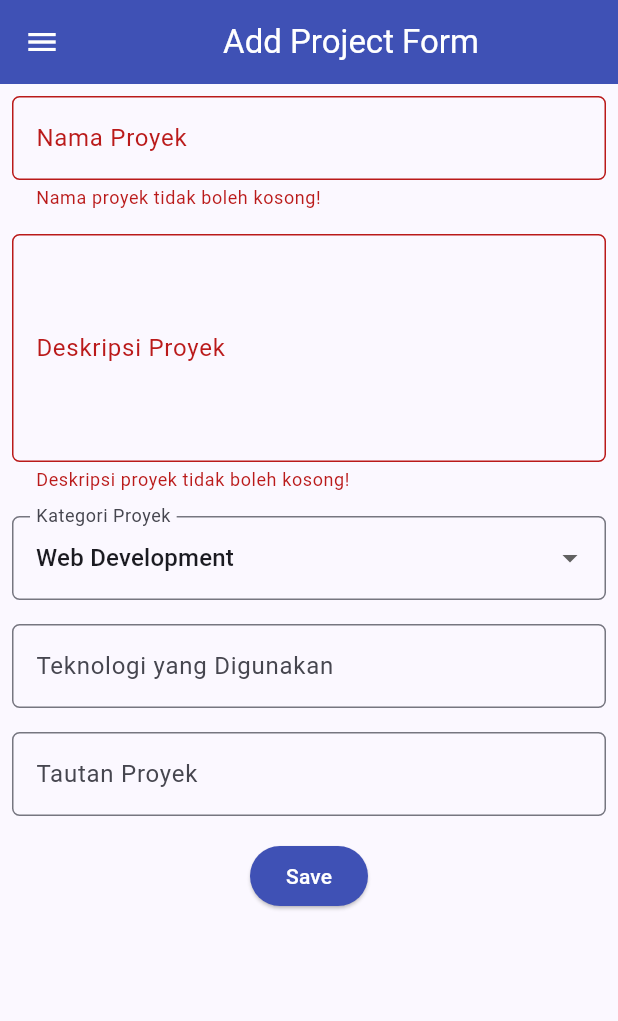
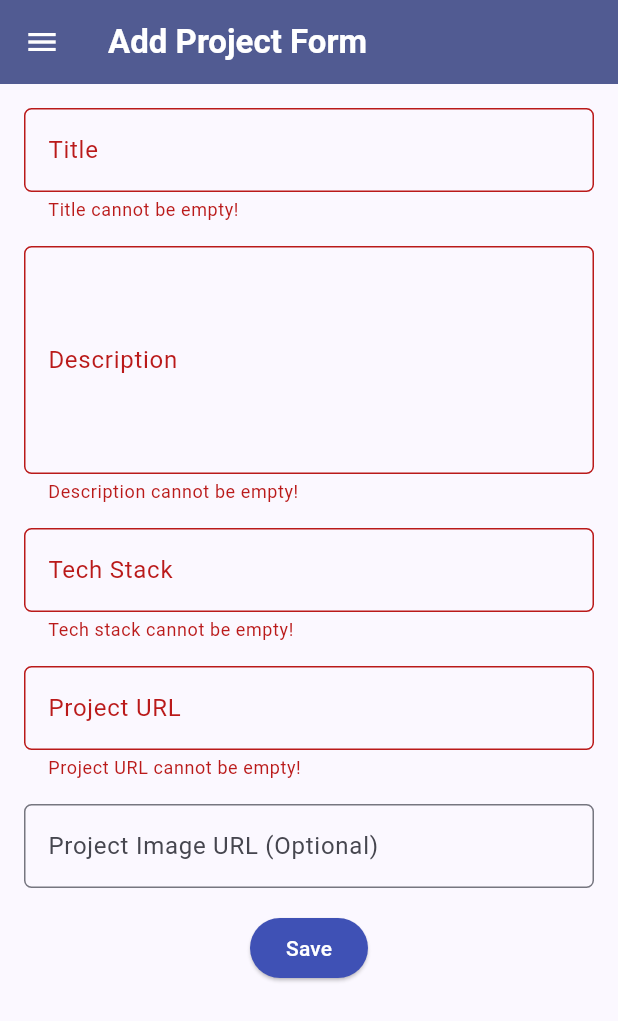
Before and after one commit to rebeccania/myportofolio_mobile, a Flutter app: the ProjectFormPage screen opened directly, after a tap on "Save", on a phone screen of 412 x 824 dp. Shown: the top 1021 px of the screen. Run offline on Flutter 3.47's test engine with Material 3 defaults, Android fonts, the phone set to English and light mode, and no system bars; our stand-ins replace material_ui; generated files the repository leaves out were written again.

Commit message:
feat: hubungkan autentikasi ke drawer, kartu aksi, form proyek, dan MultiProvider

```diff
--- a/lib/main.dart
+++ b/lib/main.dart
@@ -1,16 +1,25 @@
 import 'package:material_ui/material_ui.dart';
 import 'package:myportofolio_mobile/screens/menu.dart';
+import 'package:myportofolio_mobile/services/api_client.dart';
+import 'package:myportofolio_mobile/services/auth_state.dart';
+import 'package:provider/provider.dart';
 
 void main() {
-  runApp(const MyApp());
+  runApp(MyApp(apiClient: ApiClient()));
 }
 
 class MyApp extends StatelessWidget {
-  const MyApp({super.key});
+  const MyApp({required this.apiClient, super.key});
 
+  final ApiClient apiClient;
   @override
   Widget build(BuildContext context) {
-    return MaterialApp(
+    return MultiProvider(
+      providers: [
+        Provider.value(value: apiClient),
+        ChangeNotifierProvider(create: (_) => AuthState(apiClient)),
+      ],
+      child: MaterialApp(
         title: 'MyPortfolio',
         theme: ThemeData(
           colorScheme: ColorScheme.fromSeed(
@@ -20,6 +29,7 @@ class MyApp extends StatelessWidget {
           useMaterial3: true,
         ),
         home: MyHomePage(),
+      ),
     );
   }
 }
--- a/lib/screens/project_form.dart
+++ b/lib/screens/project_form.dart
@@ -1,5 +1,10 @@
 import 'package:material_ui/material_ui.dart';
+import 'package:myportofolio_mobile/models/project.dart';
+import 'package:myportofolio_mobile/services/api_client.dart';
+import 'package:myportofolio_mobile/services/auth_state.dart';
+import 'package:myportofolio_mobile/widgets/auth_guard.dart';
 import 'package:myportofolio_mobile/widgets/left_drawer.dart';
+import 'package:provider/provider.dart';
 
 class ProjectFormPage extends StatefulWidget {
   const ProjectFormPage({super.key});
@@ -11,166 +16,72 @@ class ProjectFormPage extends StatefulWidget {
 class _ProjectFormPageState extends State<ProjectFormPage> {
   final _formKey = GlobalKey<FormState>();
 
-  String _projectName = "";
-  String _description = "";
-  String _category = "Web Development"; // default
-  String _technologies = "";
-  String _projectLink = "";
+  String _title = '';
+  String _description = '';
+  String _techStack = '';
+  String _projectUrl = '';
+  String _projectImageUrl = '';
+  bool _isSubmitting = false;
 
-  final List<String> _categories = [
-    'Web Development',
-    'Mobile Development',
-    'Machine Learning',
-    'Data Science',
-    'Other',
-  ];
+  bool _isValidUrl(String value) {
+    final uri = Uri.tryParse(value);
+    return uri != null &&
+        (uri.scheme == 'http' || uri.scheme == 'https') &&
+        uri.host.isNotEmpty;
+  }
 
-  @override
-  Widget build(BuildContext context) {
-    return Scaffold(
-      appBar: AppBar(
-        title: const Center(
-          child: Text(
-            'Add Project Form',
-          ),
-        ),
-        backgroundColor: Colors.indigo,
-        foregroundColor: Colors.white,
-      ),
-      drawer: const LeftDrawer(),
-      body: Form(
-        key: _formKey,
-        child: SingleChildScrollView(
-          child: Column(
-            crossAxisAlignment: CrossAxisAlignment.start,
-            children: [
-              // === Project Name ===
-              Padding(
+  Widget _buildField({
+    required String label,
+    required String hint,
+    required ValueChanged<String> onChanged,
+    required String? Function(String?) validator,
+    int maxLines = 1,
+  }) {
+    return Padding(
       padding: const EdgeInsets.all(8.0),
       child: TextFormField(
+        maxLines: maxLines,
         decoration: InputDecoration(
-                    hintText: "Nama Proyek",
-                    labelText: "Nama Proyek",
-                    border: OutlineInputBorder(
-                      borderRadius: BorderRadius.circular(5.0),
+          hintText: hint,
+          labelText: label,
+          border: OutlineInputBorder(borderRadius: BorderRadius.circular(5.0)),
         ),
+        onChanged: onChanged,
+        validator: validator,
       ),
-                  onChanged: (String? value) {
+    );
+  }
+
+  Future<void> _submit() async {
+    if (!_formKey.currentState!.validate()) return;
+
+    final authState = context.read<AuthState>();
+    final apiClient = context.read<ApiClient>();
+    final messenger = ScaffoldMessenger.of(context);
+
+    final loggedIn = await ensureLoggedIn(context);
+    if (!loggedIn || !mounted) return;
+
     setState(() {
-                      _projectName = value!;
+      _isSubmitting = true;
     });
-                  },
-                  validator: (String? value) {
-                    if (value == null || value.trim().isEmpty) {
-                      return "Nama proyek tidak boleh kosong!";
-                    }
-                    return null;
-                  },
-                ),
-              ),
 
-              // === Description ===
-              Padding(
-                padding: const EdgeInsets.all(8.0),
-                child: TextFormField(
-                  maxLines: 5,
-                  decoration: InputDecoration(
-                    hintText: "Deskripsi Proyek",
-                    labelText: "Deskripsi Proyek",
-                    border: OutlineInputBorder(
-                      borderRadius: BorderRadius.circular(5.0),
-                    ),
-                  ),
-                  onChanged: (String? value) {
-                    setState(() {
-                      _description = value!;
-                    });
-                  },
-                  validator: (String? value) {
-                    if (value == null || value.trim().isEmpty) {
-                      return "Deskripsi proyek tidak boleh kosong!";
-                    }
-                    return null;
-                  },
-                ),
-              ),
+    final newProject = Project(
+      title: _title.trim(),
+      description: _description.trim(),
+      techStack: _techStack.trim(),
+      projectUrl: _projectUrl.trim(),
+      projectImageUrl: _projectImageUrl.trim(),
+    );
 
-              // === Category ===
-              Padding(
-                padding: const EdgeInsets.all(8.0),
-                child: DropdownButtonFormField<String>(
-                  decoration: InputDecoration(
-                    labelText: "Kategori Proyek",
-                    border: OutlineInputBorder(
-                      borderRadius: BorderRadius.circular(5.0),
-                    ),
-                  ),
-                  initialValue: _category,
-                  items: _categories
-                      .map((category) => DropdownMenuItem(
-                            value: category,
-                            child: Text(category),
-                          ))
-                      .toList(),
-                  onChanged: (String? newValue) {
-                    setState(() {
-                      _category = newValue!;
-                    });
-                  },
-                ),
-              ),
+    try {
+      final created = await apiClient.createProject(
+        newProject,
+        token: authState.token!,
+      );
+      if (!mounted) return;
 
-              // === Technologies ===
-              Padding(
-                padding: const EdgeInsets.all(8.0),
-                child: TextFormField(
-                  decoration: InputDecoration(
-                    hintText: "Contoh: Flutter, Django, Figma",
-                    labelText: "Teknologi yang Digunakan",
-                    border: OutlineInputBorder(
-                      borderRadius: BorderRadius.circular(5.0),
-                    ),
-                  ),
-                  onChanged: (String? value) {
-                    setState(() {
-                      _technologies = value!;
-                    });
-                  },
-                ),
-              ),
-
-              // === Project Link ===
-              Padding(
-                padding: const EdgeInsets.all(8.0),
-                child: TextFormField(
-                  decoration: InputDecoration(
-                    hintText: "URL Proyek (opsional)",
-                    labelText: "Tautan Proyek",
-                    border: OutlineInputBorder(
-                      borderRadius: BorderRadius.circular(5.0),
-                    ),
-                  ),
-                  onChanged: (String? value) {
-                    setState(() {
-                      _projectLink = value!;
-                    });
-                  },
-                ),
-              ),
-
-              // === Tombol Simpan ===
-              Align(
-                alignment: Alignment.bottomCenter,
-                child: Padding(
-                  padding: const EdgeInsets.all(8.0),
-                  child: ElevatedButton(
-                    style: ButtonStyle(
-                      backgroundColor:
-                          WidgetStateProperty.all(Colors.indigo),
-                    ),
-                    onPressed: () {
-                      if (_formKey.currentState!.validate()) {
-                        showDialog(
+      await showDialog<void>(
         context: context,
         builder: (context) {
           return AlertDialog(
@@ -179,32 +90,153 @@ class _ProjectFormPageState extends State<ProjectFormPage> {
               child: Column(
                 crossAxisAlignment: CrossAxisAlignment.start,
                 children: [
-                                    Text('Nama Proyek: $_projectName'),
-                                    Text('Deskripsi: $_description'),
-                                    Text('Kategori: $_category'),
-                                    Text('Teknologi: $_technologies'),
-                                    Text('Tautan: $_projectLink'),
+                  Text('Title: ${created.title}'),
+                  Text('Description: ${created.description}'),
+                  Text('Tech Stack: ${created.techStack}'),
+                  Text('Project URL: ${created.projectUrl}'),
+                  Text(
+                    'Image URL: ${created.projectImageUrl.isEmpty ? "-" : created.projectImageUrl}',
+                  ),
                 ],
               ),
             ),
             actions: [
               TextButton(
                 child: const Text('OK'),
-                                  onPressed: () {
-                                    Navigator.pop(context);
-                                    _formKey.currentState!.reset();
-                                  },
+                onPressed: () => Navigator.pop(context),
               ),
             ],
           );
         },
       );
+      if (!mounted) return;
+      _formKey.currentState!.reset();
+    } on ApiException catch (e) {
+      if (e.statusCode == 401) {
+        await authState.logout();
+        messenger.showSnackBar(
+          const SnackBar(content: Text('Session expired. Please login again.')),
+        );
+        if (!mounted) return;
+        await ensureLoggedIn(context);
+      } else if (e.statusCode == 403) {
+        messenger.showSnackBar(
+          const SnackBar(
+            content: Text('Only a superuser can create projects.'),
+          ),
+        );
+      } else {
+        messenger.showSnackBar(
+          SnackBar(
+            content: Text('Failed to create project (${e.statusCode}).'),
+          ),
+        );
       }
+    } finally {
+      if (mounted) {
+        setState(() {
+          _isSubmitting = false;
+        });
+      }
+    }
+  }
+
+  @override
+  Widget build(BuildContext context) {
+    return Scaffold(
+      appBar: AppBar(
+        title: const Text(
+          'Add Project Form',
+          style: TextStyle(color: Colors.white, fontWeight: FontWeight.bold),
+        ),
+        backgroundColor: Theme.of(context).colorScheme.primary,
+        iconTheme: const IconThemeData(color: Colors.white),
+      ),
+      drawer: const LeftDrawer(),
+      body: Form(
+        key: _formKey,
+        child: SingleChildScrollView(
+          padding: const EdgeInsets.all(8.0),
+          child: Column(
+            crossAxisAlignment: CrossAxisAlignment.start,
+            children: [
+              _buildField(
+                label: 'Title',
+                hint: 'Project title',
+                onChanged: (value) => _title = value,
+                validator: (value) {
+                  if (value == null || value.trim().isEmpty) {
+                    return 'Title cannot be empty!';
+                  }
+                  return null;
                 },
-                    child: const Text(
-                      "Save",
-                      style: TextStyle(color: Colors.white),
               ),
+              _buildField(
+                label: 'Description',
+                hint: 'Project description',
+                maxLines: 5,
+                onChanged: (value) => _description = value,
+                validator: (value) {
+                  if (value == null || value.trim().isEmpty) {
+                    return 'Description cannot be empty!';
+                  }
+                  return null;
+                },
+              ),
+              _buildField(
+                label: 'Tech Stack',
+                hint: 'Example: Flutter, Django, Figma',
+                onChanged: (value) => _techStack = value,
+                validator: (value) {
+                  if (value == null || value.trim().isEmpty) {
+                    return 'Tech stack cannot be empty!';
+                  }
+                  return null;
+                },
+              ),
+              _buildField(
+                label: 'Project URL',
+                hint: 'https://example.com',
+                onChanged: (value) => _projectUrl = value,
+                validator: (value) {
+                  if (value == null || value.trim().isEmpty) {
+                    return 'Project URL cannot be empty!';
+                  }
+                  if (!_isValidUrl(value.trim())) {
+                    return 'Invalid URL (must start with http:// or https://)';
+                  }
+                  return null;
+                },
+              ),
+              _buildField(
+                label: 'Project Image URL (Optional)',
+                hint: 'https://example.com/image.png',
+                onChanged: (value) => _projectImageUrl = value,
+                validator: (value) {
+                  if (value == null || value.trim().isEmpty) return null;
+                  if (!_isValidUrl(value.trim())) {
+                    return 'Invalid URL (must start with http:// or https://)';
+                  }
+                  return null;
+                },
+              ),
+              Align(
+                alignment: Alignment.bottomCenter,
+                child: Padding(
+                  padding: const EdgeInsets.all(8.0),
+                  child: ElevatedButton(
+                    style: ElevatedButton.styleFrom(
+                      backgroundColor: Colors.indigo,
+                      foregroundColor: Colors.white,
+                    ),
+                    onPressed: _isSubmitting ? null : _submit,
+                    child: _isSubmitting
+                        ? const SizedBox(
+                            height: 20,
+                            width: 20,
+                            child: CircularProgressIndicator(strokeWidth: 2),
+                          )
+                        : const Text('Save'),
                   ),
                 ),
               ),
--- a/lib/widgets/left_drawer.dart
+++ b/lib/widgets/left_drawer.dart
@@ -1,20 +1,25 @@
 import 'package:material_ui/material_ui.dart';
+import 'package:myportofolio_mobile/screens/experience_form.dart';
+import 'package:myportofolio_mobile/screens/login_screen.dart';
 import 'package:myportofolio_mobile/screens/menu.dart';
 import 'package:myportofolio_mobile/screens/project_form.dart';
-import 'package:myportofolio_mobile/screens/experience_form.dart';
+import 'package:myportofolio_mobile/screens/project_list_screen.dart';
+import 'package:myportofolio_mobile/services/auth_state.dart';
+import 'package:myportofolio_mobile/widgets/auth_guard.dart';
+import 'package:provider/provider.dart';
 
 class LeftDrawer extends StatelessWidget {
   const LeftDrawer({super.key});
 
   @override
   Widget build(BuildContext context) {
+    final isLoggedIn = context.watch<AuthState>().isLoggedIn;
+
     return Drawer(
       child: ListView(
         children: [
           const DrawerHeader(
-            decoration: BoxDecoration(
-              color: Colors.indigo,
-            ),
+            decoration: BoxDecoration(color: Colors.indigo),
             child: Column(
               crossAxisAlignment: CrossAxisAlignment.start,
               children: [
@@ -29,10 +34,7 @@ class LeftDrawer extends StatelessWidget {
                 SizedBox(height: 10),
                 Text(
                   'Explore personal projects and experiences!',
-                  style: TextStyle(
-                    fontSize: 15,
-                    color: Colors.white,
-                  ),
+                  style: TextStyle(fontSize: 15, color: Colors.white),
                 ),
               ],
             ),
@@ -43,8 +45,18 @@ class LeftDrawer extends StatelessWidget {
             onTap: () {
               Navigator.pushReplacement(
                 context,
+                MaterialPageRoute(builder: (context) => MyHomePage()),
+              );
+            },
+          ),
+          ListTile(
+            leading: const Icon(Icons.folder_outlined),
+            title: const Text('Projects'),
+            onTap: () {
+              Navigator.pushReplacement(
+                context,
                 MaterialPageRoute(
-                  builder: (context) => MyHomePage(),
+                  builder: (context) => const ProjectListScreen(),
                 ),
               );
             },
@@ -52,9 +64,11 @@ class LeftDrawer extends StatelessWidget {
           ListTile(
             leading: const Icon(Icons.add_circle_outline),
             title: const Text('Add Project'),
-            onTap: () {
-              Navigator.pushReplacement(
-                context,
+            onTap: () async {
+              final navigator = Navigator.of(context);
+              final loggedIn = await ensureLoggedIn(context);
+              if (!loggedIn) return;
+              navigator.pushReplacement(
                 MaterialPageRoute(
                   builder: (context) => const ProjectFormPage(),
                 ),
@@ -73,6 +87,31 @@ class LeftDrawer extends StatelessWidget {
               );
             },
           ),
+          if (!isLoggedIn)
+            ListTile(
+              leading: const Icon(Icons.login),
+              title: const Text('Login'),
+              onTap: () {
+                Navigator.push(
+                  context,
+                  MaterialPageRoute(builder: (context) => const LoginScreen()),
+                );
+              },
+            ),
+          if (isLoggedIn)
+            ListTile(
+              leading: const Icon(Icons.logout),
+              title: const Text('Logout'),
+              onTap: () async {
+                final navigator = Navigator.of(context);
+                final messenger = ScaffoldMessenger.of(context);
+                await context.read<AuthState>().logout();
+                navigator.pop();
+                messenger.showSnackBar(
+                  const SnackBar(content: Text('Kamu telah logout.')),
+                );
+              },
+            ),
         ],
       ),
     );
--- a/lib/widgets/project_card.dart
+++ b/lib/widgets/project_card.dart
@@ -1,7 +1,11 @@
 import 'package:material_ui/material_ui.dart';
+import 'package:myportofolio_mobile/screens/experience_form.dart';
 import 'package:myportofolio_mobile/screens/menu.dart';
 import 'package:myportofolio_mobile/screens/project_form.dart';
-import 'package:myportofolio_mobile/screens/experience_form.dart';
+import 'package:myportofolio_mobile/screens/project_list_screen.dart';
+import 'package:myportofolio_mobile/services/auth_state.dart';
+import 'package:myportofolio_mobile/widgets/auth_guard.dart';
+import 'package:provider/provider.dart';
 
 class ItemCard extends StatelessWidget {
   final ItemHomepage item;
@@ -14,9 +18,12 @@ class ItemCard extends StatelessWidget {
       color: item.color,
       borderRadius: BorderRadius.circular(12),
       child: InkWell(
-        onTap: () {
-          // Memunculkan SnackBar ketika diklik
-          ScaffoldMessenger.of(context)
+        onTap: () async {
+          final messenger = ScaffoldMessenger.of(context);
+          final navigator = Navigator.of(context);
+          final authState = context.read<AuthState>();
+
+          messenger
             ..hideCurrentSnackBar()
             ..showSnackBar(
               SnackBar(
@@ -24,23 +31,33 @@ class ItemCard extends StatelessWidget {
               ),
             );
 
-          // Navigate ke halaman yang sesuai
-          if (item.name == "Tambah Proyek") {
-            Navigator.push(
-              context,
+          if (item.name == "Lihat Proyek") {
+            navigator.push(
               MaterialPageRoute(
-                builder: (context) => const ProjectFormPage(),
+                builder: (context) => const ProjectListScreen(),
               ),
             );
-          }
-
-          if (item.name == "Tambah Pengalaman") {
-            Navigator.push(
-              context,
+          } else if (item.name == "Tambah Proyek") {
+            final loggedIn = await ensureLoggedIn(context);
+            if (!loggedIn) return;
+            navigator.push(
+              MaterialPageRoute(builder: (context) => const ProjectFormPage()),
+            );
+          } else if (item.name == "Tambah Pengalaman") {
+            navigator.push(
               MaterialPageRoute(
                 builder: (context) => const ExperienceFormPage(),
               ),
             );
+          } else if (item.name == "Logout") {
+            if (authState.isLoggedIn) {
+              await authState.logout();
+              messenger
+                ..hideCurrentSnackBar()
+                ..showSnackBar(
+                  const SnackBar(content: Text('Kamu telah logout.')),
+                );
+            }
           }
         },
         child: Container(
@@ -49,11 +66,7 @@ class ItemCard extends StatelessWidget {
             child: Column(
               mainAxisAlignment: MainAxisAlignment.center,
               children: [
-                Icon(
-                  item.icon,
-                  color: Colors.white,
-                  size: 30.0,
-                ),
+                Icon(item.icon, color: Colors.white, size: 30.0),
                 const Padding(padding: EdgeInsets.all(3)),
                 Text(
                   item.name,
```
Lines whose indentation alone changed are shown as unchanged.
